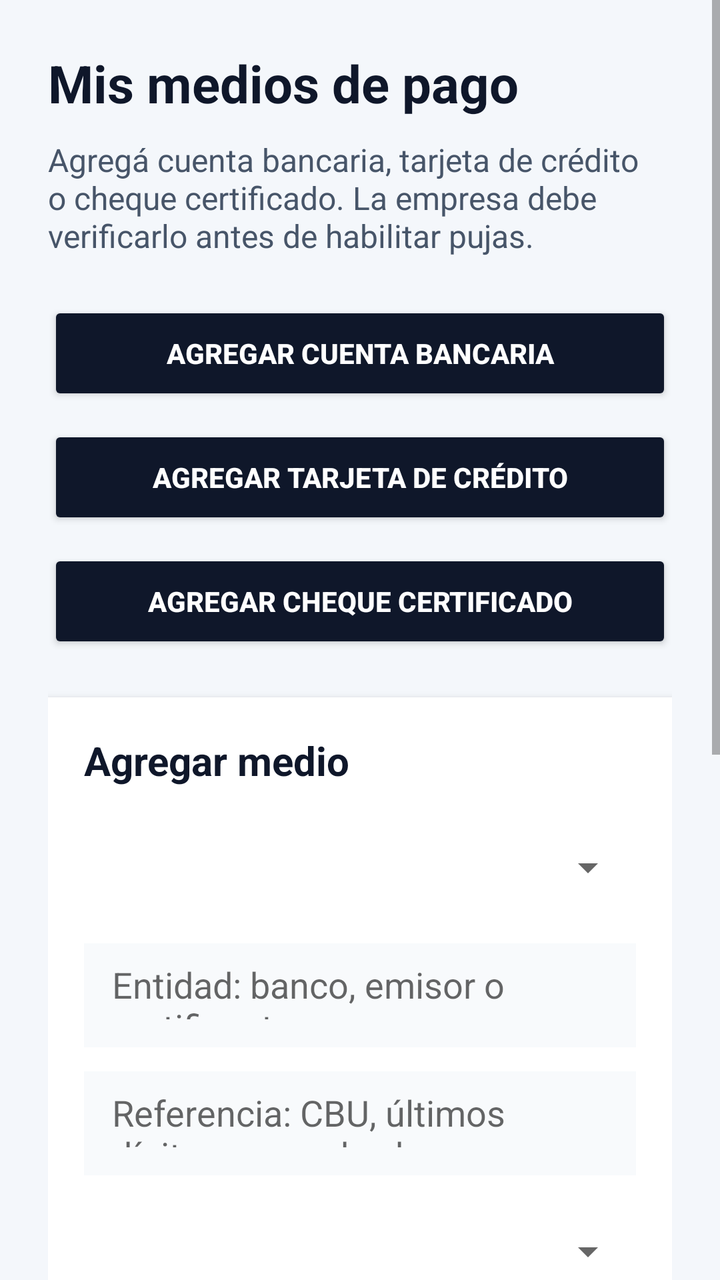
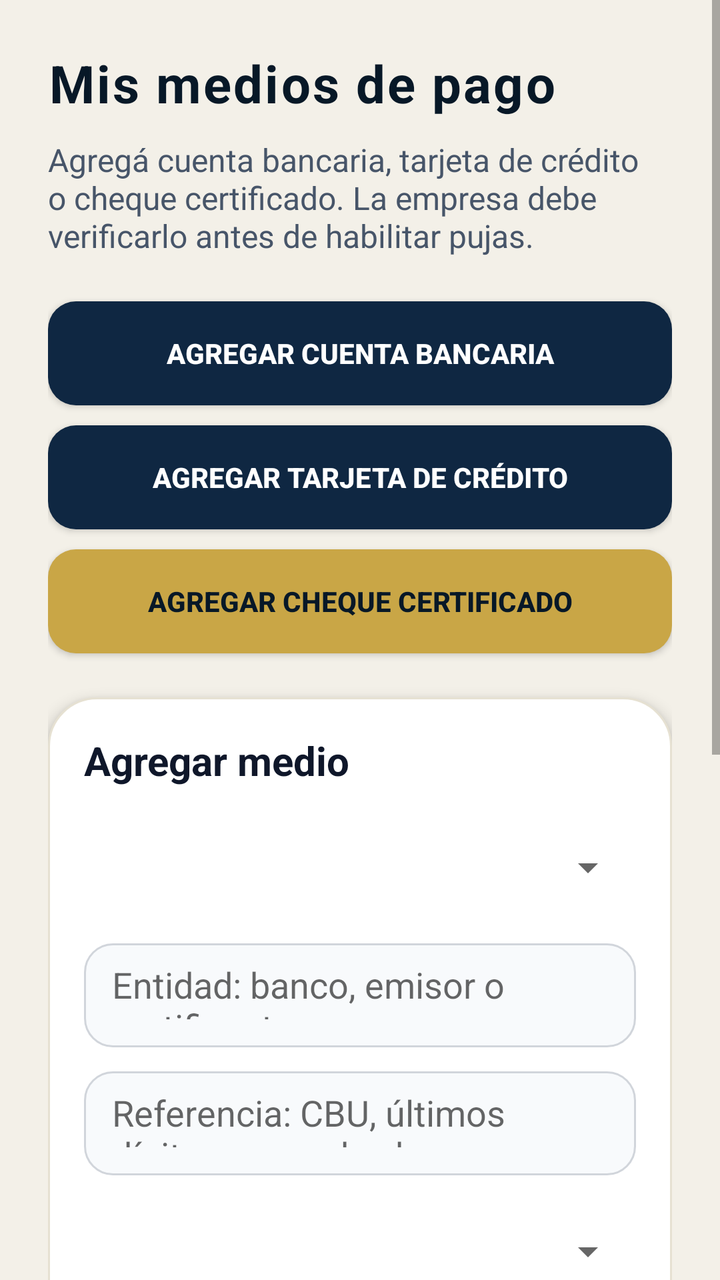

The first picture is an Android layout as it rendered before a commit; the second is the same layout after the commit. The layout source and the unified diff follow.
<!-- AndroidManifest.xml: application theme Theme.AppCompat.Light.NoActionBar -->
<!-- res/layout/activity_payment_methods.xml -->
<?xml version="1.0" encoding="utf-8"?>
<ScrollView xmlns:android="http://schemas.android.com/apk/res/android"
    android:layout_width="match_parent"
    android:layout_height="match_parent"
    android:background="#F4F7FB"
    android:fillViewport="true">

    <LinearLayout
        android:layout_width="match_parent"
        android:layout_height="wrap_content"
        android:orientation="vertical"
        android:padding="24dp">

        <TextView
            android:id="@+id/txtTituloMediosPago"
            android:layout_width="match_parent"
            android:layout_height="wrap_content"
            android:text="Mis medios de pago"
            android:textColor="#0F172A"
            android:textSize="26sp"
            android:textStyle="bold" />

        <TextView
            android:id="@+id/txtDescripcionMediosPago"
            android:layout_width="match_parent"
            android:layout_height="wrap_content"
            android:layout_marginTop="10dp"
            android:text="Agregá cuenta bancaria, tarjeta de crédito o cheque certificado. La empresa debe verificarlo antes de habilitar pujas."
            android:textColor="#475569"
            android:textSize="16sp" />

        <Button
            android:id="@+id/btnNuevaCuentaBancaria"
            android:layout_width="match_parent"
            android:layout_height="52dp"
            android:layout_marginTop="22dp"
            android:backgroundTint="#0F172A"
            android:text="Agregar cuenta bancaria"
            android:textColor="#FFFFFF"
            android:textStyle="bold" />

        <Button
            android:id="@+id/btnNuevaTarjetaCredito"
            android:layout_width="match_parent"
            android:layout_height="52dp"
            android:layout_marginTop="10dp"
            android:backgroundTint="#0F172A"
            android:text="Agregar tarjeta de crédito"
            android:textColor="#FFFFFF"
            android:textStyle="bold" />

        <Button
            android:id="@+id/btnNuevoChequeCertificado"
            android:layout_width="match_parent"
            android:layout_height="52dp"
            android:layout_marginTop="10dp"
            android:backgroundTint="#0F172A"
            android:text="Agregar cheque certificado"
            android:textColor="#FFFFFF"
            android:textStyle="bold" />

        <LinearLayout
            android:layout_width="match_parent"
            android:layout_height="wrap_content"
            android:layout_marginTop="22dp"
            android:background="#FFFFFF"
            android:elevation="4dp"
            android:orientation="vertical"
            android:padding="18dp">

            <TextView
                android:layout_width="match_parent"
                android:layout_height="wrap_content"
                android:text="Agregar medio"
                android:textColor="#0F172A"
                android:textSize="20sp"
                android:textStyle="bold" />

            <Spinner
                android:id="@+id/spTipoMedioPago"
                android:layout_width="match_parent"
                android:layout_height="52dp"
                android:layout_marginTop="14dp" />

            <EditText
                android:id="@+id/edtEntidadMedioPago"
                android:layout_width="match_parent"
                android:layout_height="52dp"
                android:layout_marginTop="12dp"
                android:background="#F8FAFC"
                android:hint="Entidad: banco, emisor o certificante"
                android:padding="14dp" />

            <EditText
                android:id="@+id/edtReferenciaMedioPago"
                android:layout_width="match_parent"
                android:layout_height="52dp"
                android:layout_marginTop="12dp"
                android:background="#F8FAFC"
                android:hint="Referencia: CBU, últimos dígitos o nro. de cheque"
                android:padding="14dp" />

            <Spinner
                android:id="@+id/spMonedaMedioPago"
                android:layout_width="match_parent"
                android:layout_height="52dp"
                android:layout_marginTop="12dp" />

            <Spinner
                android:id="@+id/spEsExtranjera"
                android:layout_width="match_parent"
                android:layout_height="52dp"
                android:layout_marginTop="12dp" />

            <EditText
                android:id="@+id/edtMontoCheque"
                android:layout_width="match_parent"
                android:layout_height="52dp"
                android:layout_marginTop="12dp"
                android:background="#F8FAFC"
                android:hint="Monto del cheque certificado, si aplica"
                android:inputType="numberDecimal"
                android:padding="14dp" />

            <Button
                android:id="@+id/btnAgregarMedioPago"
                android:layout_width="match_parent"
                android:layout_height="52dp"
                android:layout_marginTop="16dp"
                android:backgroundTint="#2563EB"
                android:text="Registrar medio de pago"
                android:textColor="#FFFFFF"
                android:textStyle="bold" />
        </LinearLayout>

        <Button
            android:id="@+id/btnActualizarMediosPago"
            android:layout_width="match_parent"
            android:layout_height="wrap_content"
            android:layout_marginTop="22dp"
            android:backgroundTint="#0F172A"
            android:text="Actualizar listado"
            android:textColor="#FFFFFF"
            android:textStyle="bold" />

        <TextView
            android:id="@+id/txtMensajeMediosPago"
            android:layout_width="match_parent"
            android:layout_height="wrap_content"
            android:layout_marginTop="14dp"
            android:text="Cargando medios de pago..."
            android:textColor="#475569"
            android:textSize="16sp" />

        <LinearLayout
            android:id="@+id/contenedorMediosPago"
            android:layout_width="match_parent"
            android:layout_height="wrap_content"
            android:layout_marginTop="18dp"
            android:orientation="vertical" />

        <Button
            android:id="@+id/btnVolverDesdeMediosPago"
            android:layout_width="match_parent"
            android:layout_height="wrap_content"
            android:layout_marginTop="24dp"
            android:backgroundTint="#E2E8F0"
            android:text="Volver"
            android:textColor="#0F172A"
            android:textStyle="bold" />

    </LinearLayout>
</ScrollView>
<!-- resources referenced by this layout -->
<resources>

</resources>

<!-- the commit's change to res/layout/activity_payment_methods.xml (unified diff, before → after) -->
@@ -2,7 +2,7 @@
 <ScrollView xmlns:android="http://schemas.android.com/apk/res/android"
     android:layout_width="match_parent"
     android:layout_height="match_parent"
-    android:background="#F4F7FB"
+    android:background="#F3F0E8"
     android:fillViewport="true">
 
     <LinearLayout
@@ -16,7 +16,8 @@
             android:layout_width="match_parent"
             android:layout_height="wrap_content"
             android:text="Mis medios de pago"
-            android:textColor="#0F172A"
+            android:letterSpacing="0.04"
+            android:textColor="#071827"
             android:textSize="26sp"
             android:textStyle="bold" />
 
@@ -34,7 +35,7 @@
             android:layout_width="match_parent"
             android:layout_height="52dp"
             android:layout_marginTop="22dp"
-            android:backgroundTint="#0F172A"
+            android:background="@drawable/bg_button_dark"
             android:text="Agregar cuenta bancaria"
             android:textColor="#FFFFFF"
             android:textStyle="bold" />
@@ -44,7 +45,7 @@
             android:layout_width="match_parent"
             android:layout_height="52dp"
             android:layout_marginTop="10dp"
-            android:backgroundTint="#0F172A"
+            android:background="@drawable/bg_button_dark"
             android:text="Agregar tarjeta de crédito"
             android:textColor="#FFFFFF"
             android:textStyle="bold" />
@@ -54,16 +55,16 @@
             android:layout_width="match_parent"
             android:layout_height="52dp"
             android:layout_marginTop="10dp"
-            android:backgroundTint="#0F172A"
+            android:background="@drawable/bg_button_gold"
             android:text="Agregar cheque certificado"
-            android:textColor="#FFFFFF"
+            android:textColor="#071827"
             android:textStyle="bold" />
 
         <LinearLayout
             android:layout_width="match_parent"
             android:layout_height="wrap_content"
             android:layout_marginTop="22dp"
-            android:background="#FFFFFF"
+            android:background="@drawable/bg_card_premium"
             android:elevation="4dp"
             android:orientation="vertical"
             android:padding="18dp">
@@ -87,7 +88,7 @@
                 android:layout_width="match_parent"
                 android:layout_height="52dp"
                 android:layout_marginTop="12dp"
-                android:background="#F8FAFC"
+                android:background="@drawable/bg_input_premium"
                 android:hint="Entidad: banco, emisor o certificante"
                 android:padding="14dp" />
 
@@ -96,7 +97,7 @@
                 android:layout_width="match_parent"
                 android:layout_height="52dp"
                 android:layout_marginTop="12dp"
-                android:background="#F8FAFC"
+                android:background="@drawable/bg_input_premium"
                 android:hint="Referencia: CBU, últimos dígitos o nro. de cheque"
                 android:padding="14dp" />
 
@@ -117,7 +118,7 @@
                 android:layout_width="match_parent"
                 android:layout_height="52dp"
                 android:layout_marginTop="12dp"
-                android:background="#F8FAFC"
+                android:background="@drawable/bg_input_premium"
                 android:hint="Monto del cheque certificado, si aplica"
                 android:inputType="numberDecimal"
                 android:padding="14dp" />
@@ -127,9 +128,9 @@
                 android:layout_width="match_parent"
                 android:layout_height="52dp"
                 android:layout_marginTop="16dp"
-                android:backgroundTint="#2563EB"
+                android:background="@drawable/bg_button_gold"
                 android:text="Registrar medio de pago"
-                android:textColor="#FFFFFF"
+                android:textColor="#071827"
                 android:textStyle="bold" />
         </LinearLayout>
 
@@ -138,7 +139,7 @@
             android:layout_width="match_parent"
             android:layout_height="wrap_content"
             android:layout_marginTop="22dp"
-            android:backgroundTint="#0F172A"
+            android:background="@drawable/bg_button_dark"
             android:text="Actualizar listado"
             android:textColor="#FFFFFF"
             android:textStyle="bold" />
@@ -164,7 +165,7 @@
             android:layout_width="match_parent"
             android:layout_height="wrap_content"
             android:layout_marginTop="24dp"
-            android:backgroundTint="#E2E8F0"
+            android:background="@drawable/bg_button_outline"
             android:text="Volver"
             android:textColor="#0F172A"
             android:textStyle="bold" />
<!-- resource entries referenced after the edit -->
@@ -1,5 +1,43 @@
 <!-- resources referenced by this layout -->
 <resources>
-
+  <!-- drawable bg_button_dark (drawable) -->
+  <?xml version="1.0" encoding="utf-8"?>
+  <shape xmlns:android="http://schemas.android.com/apk/res/android">
+      <solid android:color="#0F2742" />
+      <corners android:radius="14dp" />
+  </shape>
+  <!-- drawable bg_button_gold (drawable) -->
+  <?xml version="1.0" encoding="utf-8"?>
+  <shape xmlns:android="http://schemas.android.com/apk/res/android">
+      <solid android:color="#C9A646" />
+      <corners android:radius="14dp" />
+  </shape>
+  <!-- drawable bg_button_outline (drawable) -->
+  <?xml version="1.0" encoding="utf-8"?>
+  <shape xmlns:android="http://schemas.android.com/apk/res/android">
+      <solid android:color="#FFFFFF" />
+      <corners android:radius="14dp" />
+      <stroke
+          android:width="1dp"
+          android:color="#C9A646" />
+  </shape>
+  <!-- drawable bg_card_premium (drawable) -->
+  <?xml version="1.0" encoding="utf-8"?>
+  <shape xmlns:android="http://schemas.android.com/apk/res/android">
+      <solid android:color="#FFFFFF" />
+      <corners android:radius="24dp" />
+      <stroke
+          android:width="1dp"
+          android:color="#E6E1D2" />
+  </shape>
+  <!-- drawable bg_input_premium (drawable) -->
+  <?xml version="1.0" encoding="utf-8"?>
+  <shape xmlns:android="http://schemas.android.com/apk/res/android">
+      <solid android:color="#F8FAFC" />
+      <corners android:radius="14dp" />
+      <stroke
+          android:width="1dp"
+          android:color="#D1D5DB" />
+  </shape>
 </resources>
 
